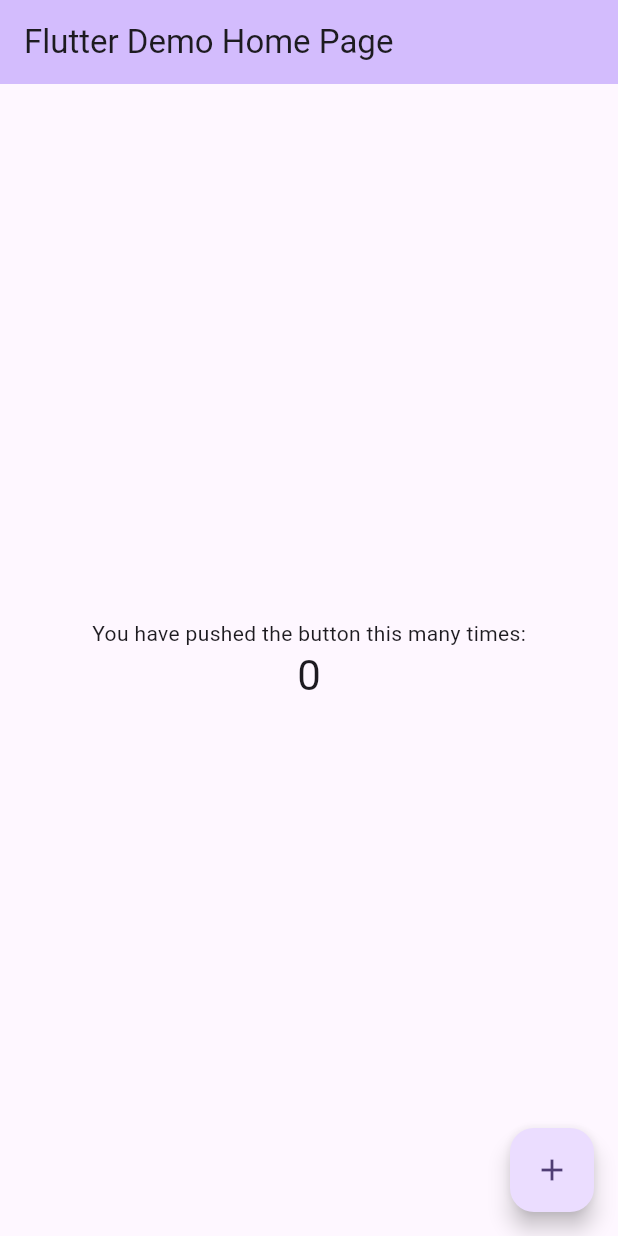
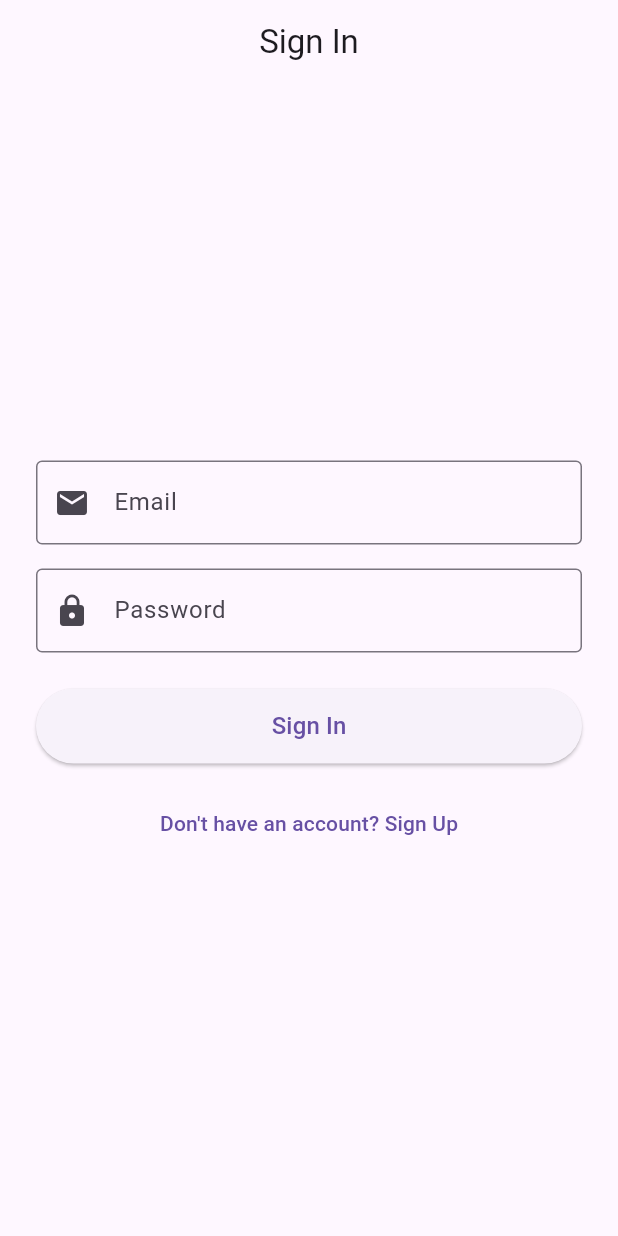
Before and after one commit to 1stLady-dot/aunthenticated_user_dashboard, a Flutter app: the screen it shows after launch, on a phone screen of 412 x 824 dp. Run offline on Flutter 3.47's test engine with Material 3 defaults, Android fonts, the phone set to English and light mode, and no system bars; our stand-ins replace firebase_auth, firebase_core; accounts and stored records are empty.

Commit message:
refactor: organize screens into /screens folder per architecture specs

```diff
--- a/lib/auth_wrapper.dart
+++ b/lib/auth_wrapper.dart
@@ -0,0 +1,34 @@
+import 'package:firebase_auth/firebase_auth.dart';
+import 'package:flutter/material.dart';
+import 'screens/login_screen.dart';
+import 'screens/dashboard_screen.dart';
+
+class AuthWrapper extends StatelessWidget {
+  const AuthWrapper({super.key});
+
+  @override
+  Widget build(BuildContext context) {
+    // Listen to authentication state changes
+    return StreamBuilder<User?>(
+      stream: FirebaseAuth.instance.authStateChanges(),
+      builder: (context, snapshot) {
+        // Connection state: waiting for auth result
+        if (snapshot.connectionState == ConnectionState.waiting) {
+          return const Scaffold(
+            body: Center(
+              child: CircularProgressIndicator(),
+            ),
+          );
+        }
+
+        // User is signed in → go to Dashboard
+        if (snapshot.hasData) {
+          return const DashboardScreen();
+        }
+
+        // User is NOT signed in → go to Login
+        return const LoginScreen();
+      },
+    );
+  }
+}
--- a/lib/main.dart
+++ b/lib/main.dart
@@ -1,122 +1,30 @@
+import 'package:firebase_core/firebase_core.dart';
 import 'package:flutter/material.dart';
+import 'firebase_options.dart';
+import 'auth_wrapper.dart'; // Add this import to fix the error [cite: 196, 267]
 
-void main() {
+void main() async {
+  WidgetsFlutterBinding.ensureInitialized(); // Required [cite: 193]
+
+  await Firebase.initializeApp(
+    options: DefaultFirebaseOptions.currentPlatform,
+  );
+
   runApp(const MyApp());
 }
 
 class MyApp extends StatelessWidget {
   const MyApp({super.key});
 
-  // This widget is the root of your application.
   @override
   Widget build(BuildContext context) {
     return MaterialApp(
-      title: 'Flutter Demo',
+      title: 'Authenticated User Dashboard',
       theme: ThemeData(
-        // This is the theme of your application.
-        //
-        // TRY THIS: Try running your application with "flutter run". You'll see
-        // the application has a purple toolbar. Then, without quitting the app,
-        // try changing the seedColor in the colorScheme below to Colors.green
-        // and then invoke "hot reload" (save your changes or press the "hot
-        // reload" button in a Flutter-supported IDE, or press "r" if you used
-        // the command line to start the app).
-        //
-        // Notice that the counter didn't reset back to zero; the application
-        // state is not lost during the reload. To reset the state, use hot
-        // restart instead.
-        //
-        // This works for code too, not just values: Most code changes can be
-        // tested with just a hot reload.
-        colorScheme: .fromSeed(seedColor: Colors.deepPurple),
+        primarySwatch: Colors.blue,
+        useMaterial3: true, // Recommended for Week 5 [cite: 843]
       ),
-      home: const MyHomePage(title: 'Flutter Demo Home Page'),
+      home: const AuthWrapper(),
     );
   }
 }
-
-class MyHomePage extends StatefulWidget {
-  const MyHomePage({super.key, required this.title});
-
-  // This widget is the home page of your application. It is stateful, meaning
-  // that it has a State object (defined below) that contains fields that affect
-  // how it looks.
-
-  // This class is the configuration for the state. It holds the values (in this
-  // case the title) provided by the parent (in this case the App widget) and
-  // used by the build method of the State. Fields in a Widget subclass are
-  // always marked "final".
-
-  final String title;
-
-  @override
-  State<MyHomePage> createState() => _MyHomePageState();
-}
-
-class _MyHomePageState extends State<MyHomePage> {
-  int _counter = 0;
-
-  void _incrementCounter() {
-    setState(() {
-      // This call to setState tells the Flutter framework that something has
-      // changed in this State, which causes it to rerun the build method below
-      // so that the display can reflect the updated values. If we changed
-      // _counter without calling setState(), then the build method would not be
-      // called again, and so nothing would appear to happen.
-      _counter++;
-    });
-  }
-
-  @override
-  Widget build(BuildContext context) {
-    // This method is rerun every time setState is called, for instance as done
-    // by the _incrementCounter method above.
-    //
-    // The Flutter framework has been optimized to make rerunning build methods
-    // fast, so that you can just rebuild anything that needs updating rather
-    // than having to individually change instances of widgets.
-    return Scaffold(
-      appBar: AppBar(
-        // TRY THIS: Try changing the color here to a specific color (to
-        // Colors.amber, perhaps?) and trigger a hot reload to see the AppBar
-        // change color while the other colors stay the same.
-        backgroundColor: Theme.of(context).colorScheme.inversePrimary,
-        // Here we take the value from the MyHomePage object that was created by
-        // the App.build method, and use it to set our appbar title.
-        title: Text(widget.title),
-      ),
-      body: Center(
-        // Center is a layout widget. It takes a single child and positions it
-        // in the middle of the parent.
-        child: Column(
-          // Column is also a layout widget. It takes a list of children and
-          // arranges them vertically. By default, it sizes itself to fit its
-          // children horizontally, and tries to be as tall as its parent.
-          //
-          // Column has various properties to control how it sizes itself and
-          // how it positions its children. Here we use mainAxisAlignment to
-          // center the children vertically; the main axis here is the vertical
-          // axis because Columns are vertical (the cross axis would be
-          // horizontal).
-          //
-          // TRY THIS: Invoke "debug painting" (choose the "Toggle Debug Paint"
-          // action in the IDE, or press "p" in the console), to see the
-          // wireframe for each widget.
-          mainAxisAlignment: .center,
-          children: [
-            const Text('You have pushed the button this many times:'),
-            Text(
-              '$_counter',
-              style: Theme.of(context).textTheme.headlineMedium,
-            ),
-          ],
-        ),
-      ),
-      floatingActionButton: FloatingActionButton(
-        onPressed: _incrementCounter,
-        tooltip: 'Increment',
-        child: const Icon(Icons.add),
-      ),
-    );
-  }
-}
--- a/lib/screens/login_screen.dart
+++ b/lib/screens/login_screen.dart
@@ -0,0 +1,184 @@
+import 'package:firebase_auth/firebase_auth.dart';
+import 'package:flutter/material.dart';
+import 'signup_screen.dart';
+
+class LoginScreen extends StatefulWidget {
+  const LoginScreen({super.key});
+
+  @override
+  State<LoginScreen> createState() => _LoginScreenState();
+}
+
+class _LoginScreenState extends State<LoginScreen> {
+  // Form key for validation
+  final _formKey = GlobalKey<FormState>();
+
+  // Controllers for text fields
+  final _emailController = TextEditingController();
+  final _passwordController = TextEditingController();
+
+  // Loading state for button
+  bool _isLoading = false;
+
+  // Firebase Auth instance
+  final _auth = FirebaseAuth.instance;
+
+  @override
+  void dispose() {
+    // IMPORTANT: Always dispose controllers to prevent memory leaks
+    _emailController.dispose();
+    _passwordController.dispose();
+    super.dispose();
+  }
+
+  // Email validation function
+  String? _validateEmail(String? value) {
+    if (value == null || value.isEmpty) {
+      return 'Email is required';
+    }
+    // Simple regex for email format
+    final emailRegex = RegExp(r'^[^@]+@[^@]+\.[^@]+');
+    if (!emailRegex.hasMatch(value)) {
+      return 'Enter a valid email address';
+    }
+    return null;
+  }
+
+  // Password validation function
+  String? _validatePassword(String? value) {
+    if (value == null || value.isEmpty) {
+      return 'Password is required';
+    }
+    if (value.length < 6) {
+      return 'Password must be at least 6 characters';
+    }
+    return null;
+  }
+
+  // Login function
+  Future<void> _signIn() async {
+    // Validate form first
+    if (!_formKey.currentState!.validate()) {
+      return;
+    }
+
+    setState(() {
+      _isLoading = true;
+    });
+
+    try {
+      // Attempt sign in with Firebase
+      await _auth.signInWithEmailAndPassword(
+        email: _emailController.text.trim(),
+        password: _passwordController.text.trim(),
+      );
+      // Success! AuthWrapper will automatically redirect to dashboard
+
+    } on FirebaseAuthException catch (e) {
+      // Handle specific Firebase errors [citation:1]
+      String errorMessage;
+
+      if (e.code == 'user-not-found') {
+        errorMessage = 'No user found with this email.';
+      } else if (e.code == 'wrong-password') {
+        errorMessage = 'Wrong password provided.';
+      } else if (e.code == 'invalid-email') {
+        errorMessage = 'Invalid email format.';
+      } else {
+        errorMessage = 'Login failed: ${e.message}';
+      }
+
+      // Show error to user
+      ScaffoldMessenger.of(context).showSnackBar(
+        SnackBar(content: Text(errorMessage)),
+      );
+
+    } catch (e) {
+      // Handle any other errors
+      ScaffoldMessenger.of(context).showSnackBar(
+        SnackBar(content: Text('An error occurred: ${e.toString()}')),
+      );
+    } finally {
+      // Always stop loading indicator
+      setState(() {
+        _isLoading = false;
+      });
+    }
+  }
+
+  @override
+  Widget build(BuildContext context) {
+    return Scaffold(
+      appBar: AppBar(
+        title: const Text('Sign In'),
+        centerTitle: true,
+      ),
+      body: Padding(
+        padding: const EdgeInsets.all(24.0),
+        child: Form(
+          key: _formKey,
+          child: Column(
+            mainAxisAlignment: MainAxisAlignment.center,
+            children: [
+              // Email field
+              TextFormField(
+                controller: _emailController,
+                decoration: const InputDecoration(
+                  labelText: 'Email',
+                  border: OutlineInputBorder(),
+                  prefixIcon: Icon(Icons.email),
+                ),
+                keyboardType: TextInputType.emailAddress,
+                validator: _validateEmail,
+                enabled: !_isLoading, // Disable while loading
+              ),
+              const SizedBox(height: 16),
+
+              // Password field
+              TextFormField(
+                controller: _passwordController,
+                decoration: const InputDecoration(
+                  labelText: 'Password',
+                  border: OutlineInputBorder(),
+                  prefixIcon: Icon(Icons.lock),
+                ),
+                obscureText: true, // Hide password
+                validator: _validatePassword,
+                enabled: !_isLoading,
+              ),
+              const SizedBox(height: 24),
+
+              // Sign In button
+              SizedBox(
+                width: double.infinity,
+                height: 50,
+                child: ElevatedButton(
+                  onPressed: _isLoading ? null : _signIn,
+                  child: _isLoading
+                      ? const CircularProgressIndicator(color: Colors.white)
+                      : const Text('Sign In', style: TextStyle(fontSize: 16)),
+                ),
+              ),
+              const SizedBox(height: 16),
+
+              // Link to Sign Up
+              TextButton(
+                onPressed: _isLoading
+                    ? null
+                    : () {
+                        Navigator.push(
+                          context,
+                          MaterialPageRoute(
+                            builder: (context) => const SignupScreen(),
+                          ),
+                        );
+                      },
+                child: const Text('Don\'t have an account? Sign Up'),
+              ),
+            ],
+          ),
+        ),
+      ),
+    );
+  }
+}
```
Also changed, not shown: lib/screens/dashboard_screen.dart (+163 -0 lines), lib/screens/signup_screen.dart (+157 -0 lines).
